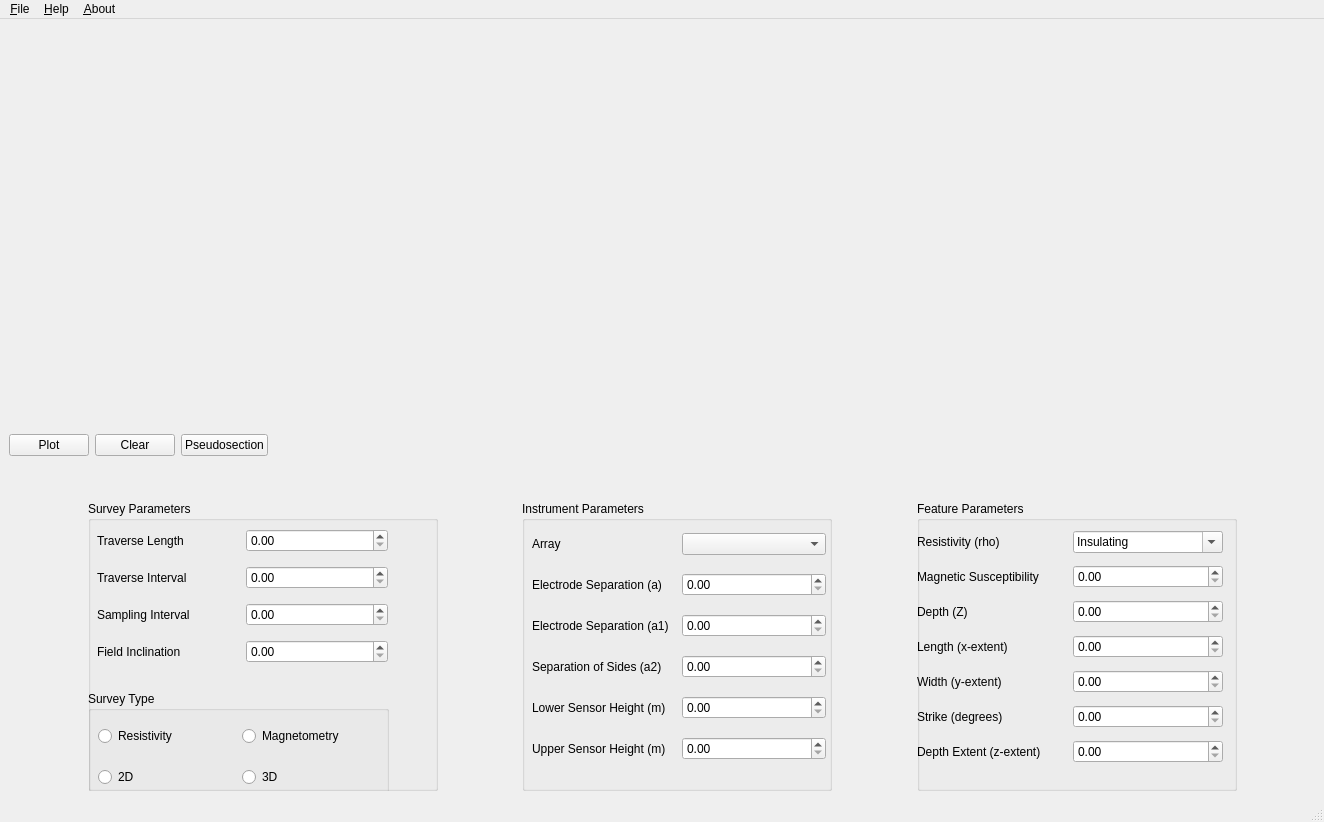
ArchaeoPY/ArchaeoPY-Modeller, file GUI/MainUI.ui: the form before one commit.
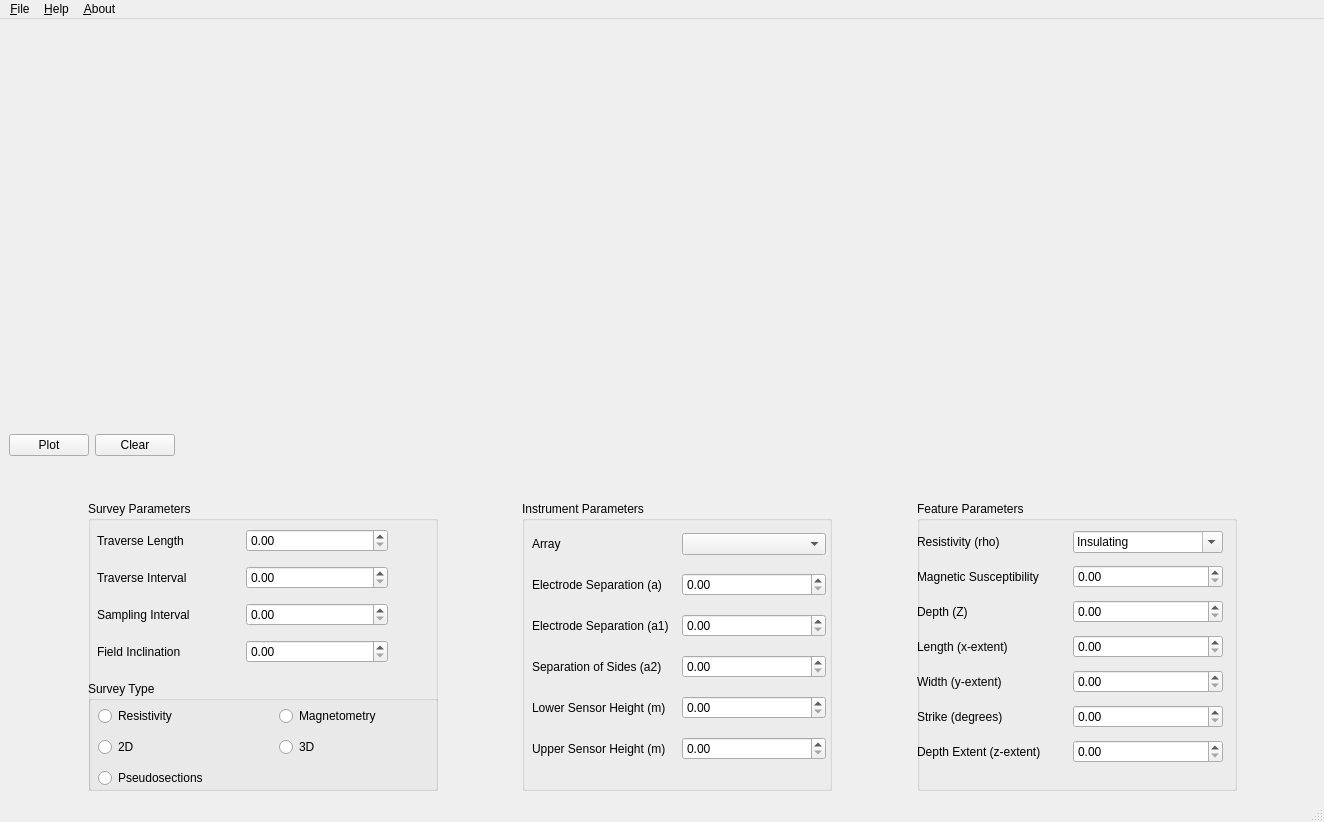
The form after the commit. Custom widgets are drawn as their Qt base class.

Patch:
```diff
--- a/GUI/MainUI.ui
+++ b/GUI/MainUI.ui
@@ -36,7 +36,7 @@
         </property>
        </widget>
       </item>
-      <item row="0" column="4">
+      <item row="0" column="3">
        <spacer name="horizontalSpacer_6">
         <property name="orientation">
          <enum>Qt::Horizontal</enum>
@@ -59,13 +59,6 @@
         </property>
        </widget>
       </item>
-      <item row="0" column="3">
-       <widget class="QPushButton" name="pushButton_pseudosection">
-        <property name="text">
-         <string>Pseudosection</string>
-        </property>
-       </widget>
-      </item>
      </layout>
     </item>
     <item row="2" column="0">
@@ -81,7 +74,17 @@
       </property>
      </spacer>
     </item>
-    <item row="3" column="0">
+    <item row="0" column="0">
+     <widget class="MplWidget" name="mpl" native="true">
+      <property name="minimumSize">
+       <size>
+        <width>1024</width>
+        <height>400</height>
+       </size>
+      </property>
+     </widget>
+    </item>
+    <item row="3" column="0" rowspan="2">
      <layout class="QGridLayout" name="gridLayout_5">
       <property name="sizeConstraint">
        <enum>QLayout::SetMaximumSize</enum>
@@ -417,9 +420,9 @@
          <property name="geometry">
           <rect>
            <x>0</x>
-           <y>190</y>
-           <width>301</width>
-           <height>111</height>
+           <y>180</y>
+           <width>351</width>
+           <height>121</height>
           </rect>
          </property>
          <property name="title">
@@ -430,8 +433,8 @@
            <rect>
             <x>10</x>
             <y>20</y>
-            <width>281</width>
-            <height>91</height>
+            <width>355</width>
+            <height>95</height>
            </rect>
           </property>
           <layout class="QGridLayout" name="gridLayout">
@@ -469,6 +472,16 @@
              </attribute>
             </widget>
            </item>
+           <item row="2" column="0" colspan="2">
+            <widget class="QRadioButton" name="radioButton_pseudo">
+             <property name="text">
+              <string>Pseudosections</string>
+             </property>
+             <attribute name="buttonGroup">
+              <string notr="true">buttonGroup_2D3D</string>
+             </attribute>
+            </widget>
+           </item>
           </layout>
          </widget>
         </widget>
```
Left out of the diff: 10 changed lines with no effect on the pictures.
